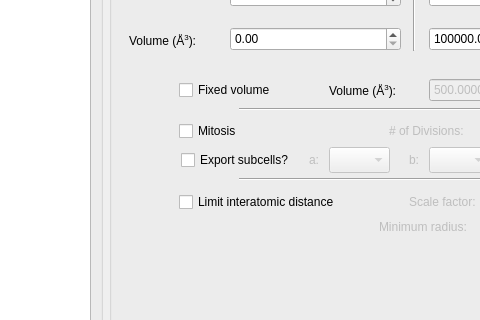
Qt form src/xtalopt/ui/tab_init.ui (xtalopt/XtalOpt) before a commit; both pictures show x 414 to 894 and y 254 to 574 of the 1040 by 686 pixel window.
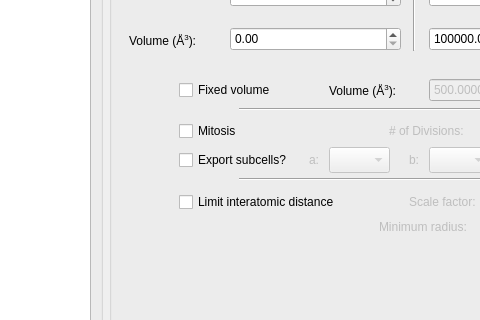
The same form after that commit.

```diff
--- a/src/xtalopt/ui/tab_init.ui
+++ b/src/xtalopt/ui/tab_init.ui
@@ -910,7 +910,7 @@
      <widget class="QCheckBox" name="cb_subcellPrint">
       <property name="geometry">
        <rect>
-        <x>72</x>
+        <x>70</x>
         <y>393</y>
         <width>121</width>
         <height>20</height>
```
Left out of the diff: 3 changed lines with no effect on the pictures.
